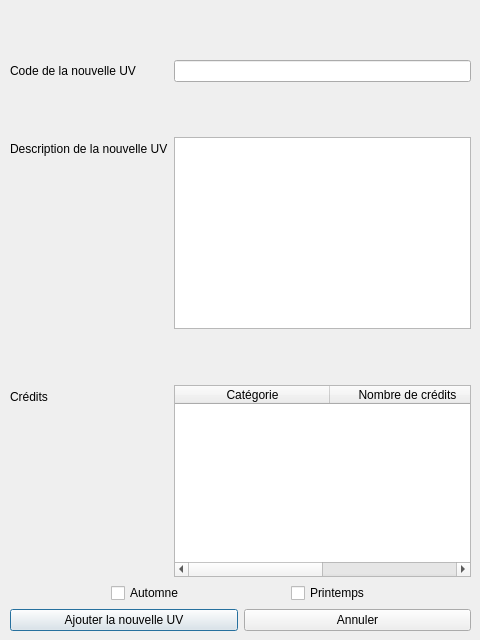
Before: the Qt Designer form ajouteruvwindow.ui in Clement-Fichmann/UTProfiler, drawn with Qt 5.
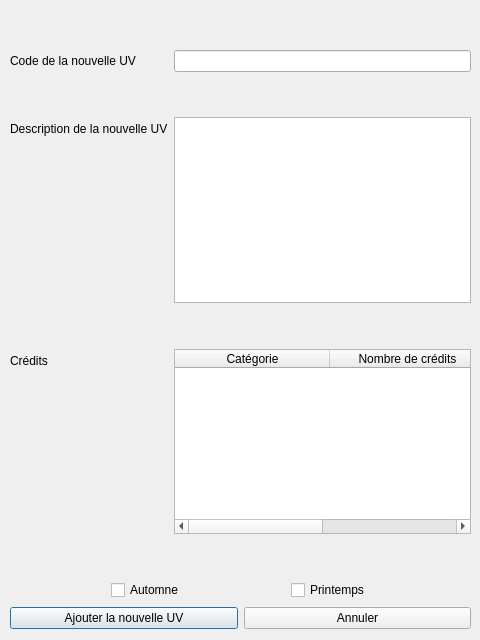
After: the same form once the commit is applied.

Commit message: Add deleteUV function and UI changes

```diff
--- a/ajouteruvwindow.ui
+++ b/ajouteruvwindow.ui
@@ -120,6 +120,19 @@
         </property>
        </spacer>
       </item>
+      <item row="6" column="0">
+       <spacer name="verticalSpacer_4">
+        <property name="orientation">
+         <enum>Qt::Vertical</enum>
+        </property>
+        <property name="sizeHint" stdset="0">
+         <size>
+          <width>20</width>
+          <height>40</height>
+         </size>
+        </property>
+       </spacer>
+      </item>
      </layout>
     </item>
     <item>
@@ -179,6 +192,19 @@
       </item>
      </layout>
     </item>
+    <item>
+     <spacer name="verticalSpacer_5">
+      <property name="orientation">
+       <enum>Qt::Vertical</enum>
+      </property>
+      <property name="sizeHint" stdset="0">
+       <size>
+        <width>20</width>
+        <height>40</height>
+       </size>
+      </property>
+     </spacer>
+    </item>
     <item>
      <layout class="QHBoxLayout" name="horizontalLayout_2">
       <item>
@@ -197,6 +223,19 @@
       </item>
      </layout>
     </item>
+    <item>
+     <spacer name="verticalSpacer_6">
+      <property name="orientation">
+       <enum>Qt::Vertical</enum>
+      </property>
+      <property name="sizeHint" stdset="0">
+       <size>
+        <width>20</width>
+        <height>40</height>
+       </size>
+      </property>
+     </spacer>
+    </item>
    </layout>
   </widget>
   <zorder>verticalLayoutWidget_2</zorder>
```
Left out of the diff: 2 changed lines with no effect on the pictures. The commit also changes 4 other files.
